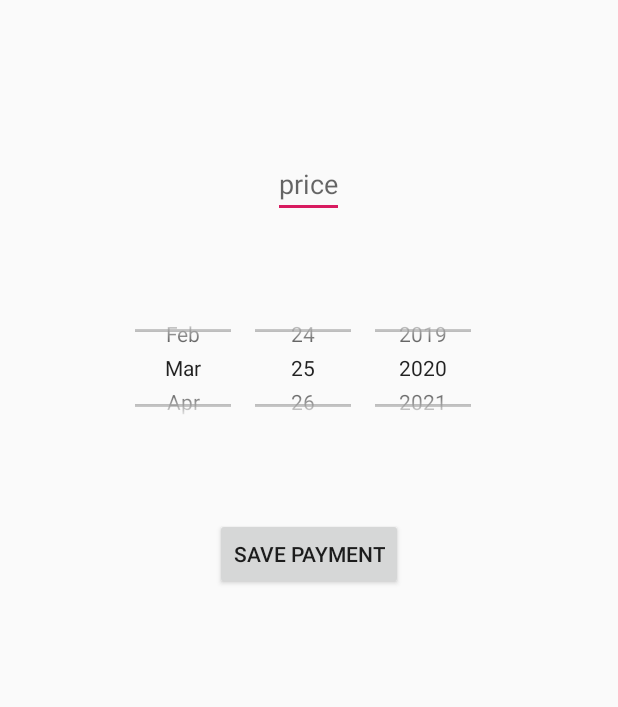
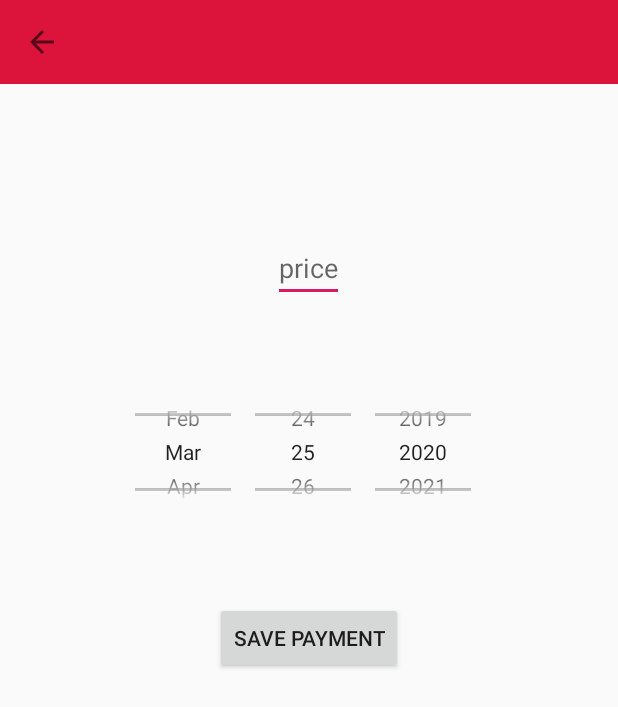
Before and after one commit to semyonmoroshek/SportClubManager, an Android app: the PaymentActivity screen opened directly, with no data from a screen before it, on a phone screen of 412 x 824 dp. Shown: the top 707 px of the screen. Run offline under Robolectric (Android 15) with nearby library versions, the phone set to English and light mode, and no system bars; our stand-ins replace ButterKnife, RxJava; libraries missing offline, so code that uses them is left out: org.parceler; 1 statement that could not run was skipped.

Commit message:
add toolbar back button

```diff
--- a/app/src/main/java/com/myprojects/androidlessons/sportclubmanager/activity/PaymentActivity.java
+++ b/app/src/main/java/com/myprojects/androidlessons/sportclubmanager/activity/PaymentActivity.java
@@ -1,10 +1,14 @@
 package com.myprojects.androidlessons.sportclubmanager.activity;
 
+import androidx.annotation.NonNull;
+import androidx.appcompat.app.ActionBar;
 import androidx.appcompat.app.AppCompatActivity;
+import androidx.appcompat.widget.Toolbar;
 
 import android.content.Intent;
 import android.os.Bundle;
 import android.util.Log;
+import android.view.MenuItem;
 import android.widget.Button;
 import android.widget.DatePicker;
 import android.widget.EditText;
@@ -26,18 +30,22 @@ public class PaymentActivity extends AppCompatActivity {
 
     Member member;
 
-    @BindView(R.id.et_price)
-    EditText editPrice;
-    @BindView(R.id.btn_save_payment)
-    Button btnSavePayment;
-    @BindView(R.id.picker_payment)
-    DatePicker mPicker;
+    @BindView(R.id.et_price) EditText editPrice;
+    @BindView(R.id.btn_save_payment) Button btnSavePayment;
+    @BindView(R.id.picker_payment) DatePicker mPicker;
+    @BindView(R.id.tb_payment) Toolbar mToolbar;
 
     @Override
     protected void onCreate(Bundle savedInstanceState) {
         super.onCreate(savedInstanceState);
         setContentView(R.layout.activity_payment);
         ButterKnife.bind(this);
+
+        setSupportActionBar(mToolbar);
+        ActionBar ab = getSupportActionBar();
+        if (ab != null) {
+            ab.setDisplayHomeAsUpEnabled(true);
+        }
     }
 
     @Override
@@ -81,4 +89,11 @@ public class PaymentActivity extends AppCompatActivity {
         Intent intent = new Intent(this, ViewAllMemberActivity.class);
         startActivity(intent);
     }
+
+    @Override
+    public boolean onOptionsItemSelected(@NonNull MenuItem item) {
+        Intent myIntent = new Intent(getApplicationContext(), MemberInfoActivity.class);
+        startActivityForResult(myIntent, 0);
+        return true;
+    }
 }
--- a/app/src/main/res/layout/activity_member_info.xml
+++ b/app/src/main/res/layout/activity_member_info.xml
@@ -7,10 +7,10 @@
     tools:context=".activity.MemberInfoActivity">
 
     <androidx.appcompat.widget.Toolbar
-        android:id="@+id/tb_memberInfoAct"
+        android:id="@+id/tb_member_info"
         android:layout_width="match_parent"
         android:layout_height="?attr/actionBarSize"
-        android:background="?attr/colorPrimary"
+        android:background="#DC143C"
         app:layout_constraintStart_toStartOf="parent"
         app:layout_constraintTop_toTopOf="parent"
         app:popupTheme="@style/AppTheme.PopupOverlay" />
--- a/app/src/main/res/layout/activity_payment.xml
+++ b/app/src/main/res/layout/activity_payment.xml
@@ -6,6 +6,15 @@
     android:layout_height="match_parent"
     android:orientation="vertical"
     tools:context=".activity.PaymentActivity">
+
+    <androidx.appcompat.widget.Toolbar
+        android:id="@+id/tb_payment"
+        android:layout_width="match_parent"
+        android:layout_height="?attr/actionBarSize"
+        android:background="#DC143C"
+        app:layout_constraintStart_toStartOf="parent"
+        app:layout_constraintTop_toTopOf="parent"
+        app:popupTheme="@style/AppTheme.PopupOverlay" />
 
     <EditText
         android:id="@+id/et_price"
```
Also changed, not shown: app/src/main/java/com/myprojects/androidlessons/sportclubmanager/activity/AddMemberActivity.java (+19 -3 lines), app/src/main/java/com/myprojects/androidlessons/sportclubmanager/activity/EditMemberActivity.java (+18 -0 lines), app/src/main/java/com/myprojects/androidlessons/sportclubmanager/activity/MemberInfoActivity.java (+13 -3 lines), app/src/main/java/com/myprojects/androidlessons/sportclubmanager/activity/ViewAllMemberActivity.java (+5 -17 lines), app/src/main/res/layout/activity_add_member.xml (+9 -0 lines), app/src/main/res/layout/activity_edit_member.xml (+9 -0 lines), app/src/main/res/values/styles.xml (+3 -5 lines).
